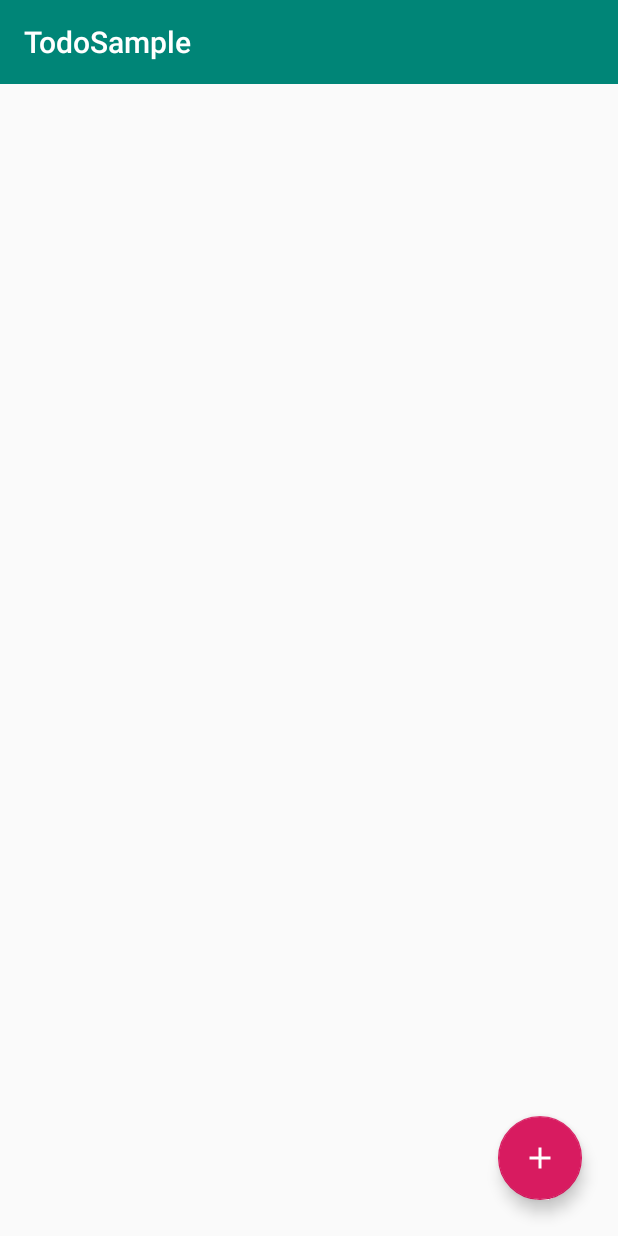
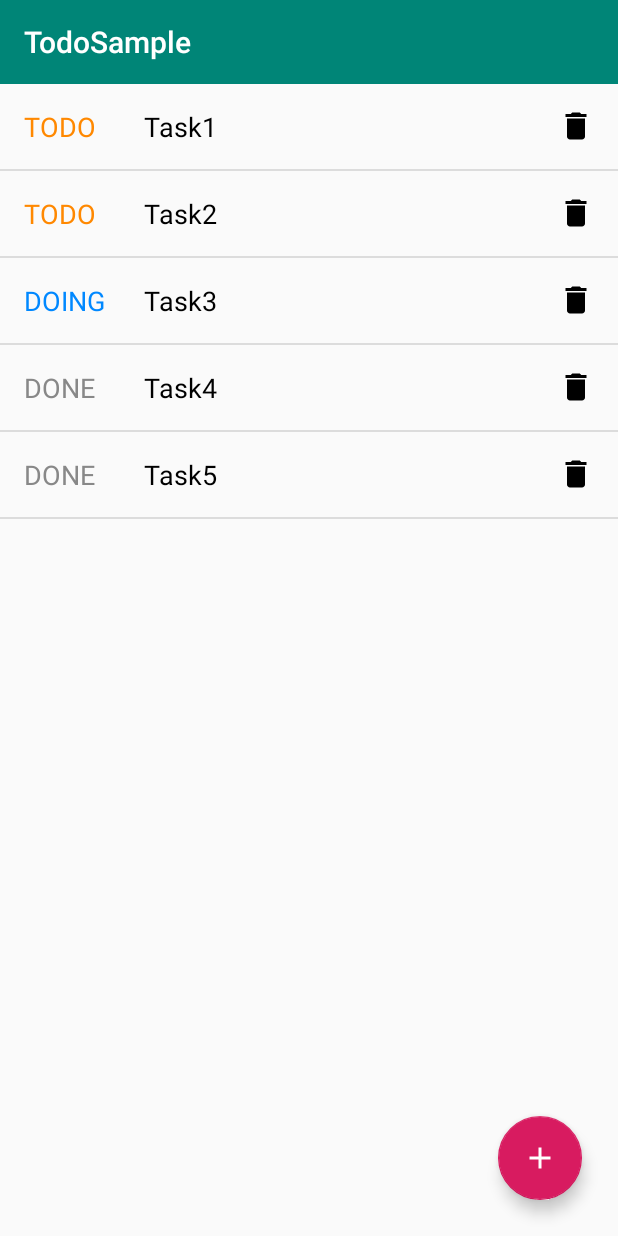
Before and after one commit to hirauchg/todo-sample, an Android app: the screen it shows after launch (MainActivity), on a phone screen of 412 x 824 dp. Run offline under Robolectric (Android 15) with nearby library versions, the phone set to English and light mode, and no system bars.

Commit message:
【Kotlin MVP】MVPアーキテクチャで、TODOアプリを作成する #2 ListViewの実装

```diff
--- a/app/src/main/java/com/hirauchi/todosample/MainFragment.kt
+++ b/app/src/main/java/com/hirauchi/todosample/MainFragment.kt
@@ -4,7 +4,10 @@ import android.os.Bundle
 import android.view.LayoutInflater
 import android.view.View
 import android.view.ViewGroup
+import android.widget.BaseAdapter
+import android.widget.TextView
 import android.widget.Toast
+import androidx.core.content.ContextCompat
 import androidx.fragment.app.Fragment
 import kotlinx.android.synthetic.main.fragment_main.*
 
@@ -24,5 +27,47 @@ class MainFragment : Fragment() {
         addTaskButton.setOnClickListener {
             Toast.makeText(activity, "Add Tapped", Toast.LENGTH_SHORT).show()
         }
+
+        // TODO ダミーデータ
+        val tasks = arrayListOf<Task>()
+        val task1 = Task(0, 0, "Task1")
+        val task2 = Task(1, 0, "Task2")
+        val task3 = Task(2, 1, "Task3")
+        val task4 = Task(3, 2, "Task4")
+        val task5 = Task(4, 2, "Task5")
+        tasks.add(task1)
+        tasks.add(task2)
+        tasks.add(task3)
+        tasks.add(task4)
+        tasks.add(task5)
+
+        listView.adapter = TasksAdapter(tasks)
+    }
+
+    private class TasksAdapter(private val tasks: List<Task>): BaseAdapter() {
+
+        private val stateTexts = listOf(R.string.todo, R.string.doing, R.string.done)
+        private val stateColors = listOf(R.color.todo, R.color.doing, R.color.done)
+
+        override fun getCount() = tasks.size
+
+        override fun getItem(i: Int) = tasks[i]
+
+        override fun getItemId(i: Int) = i.toLong()
+
+        override fun getView(i: Int, view: View?, viewGroup: ViewGroup): View {
+            val task = getItem(i)
+            val rowView = view ?: LayoutInflater.from(viewGroup.context).inflate(R.layout.task_item, viewGroup, false)
+
+            rowView.findViewById<TextView>(R.id.taskState).apply {
+                text = context.getString(stateTexts[task.state])
+                setTextColor(ContextCompat.getColor(context, stateColors[task.state]))
+            }
+
+            rowView.findViewById<TextView>(R.id.taskDescription).apply {
+                text = task.description
+            }
+            return rowView
+        }
     }
 }
--- /dev/null
+++ b/app/src/main/java/com/hirauchi/todosample/Task.kt
@@ -0,0 +1,7 @@
+package com.hirauchi.todosample
+
+data class Task(
+        val id: Int,
+        val state: Int,
+        val description: String
+)
--- /dev/null
+++ b/app/src/main/res/drawable/ic_delete.xml
@@ -0,0 +1,10 @@
+<vector xmlns:android="http://schemas.android.com/apk/res/android"
+    android:width="24dp"
+    android:height="24dp"
+    android:viewportWidth="24"
+    android:viewportHeight="24"
+    android:tint="@color/black">
+  <path
+      android:fillColor="@android:color/white"
+      android:pathData="M6,19c0,1.1 0.9,2 2,2h8c1.1,0 2,-0.9 2,-2V7H6v12zM19,4h-3.5l-1,-1h-5l-1,1H5v2h14V4z"/>
+</vector>
--- a/app/src/main/res/layout/fragment_main.xml
+++ b/app/src/main/res/layout/fragment_main.xml
@@ -3,6 +3,11 @@
     xmlns:android="http://schemas.android.com/apk/res/android"
     android:layout_width="match_parent"
     android:layout_height="match_parent">
+
+    <ListView
+        android:id="@+id/listView"
+        android:layout_width="match_parent"
+        android:layout_height="match_parent" />
 
     <com.google.android.material.floatingactionbutton.FloatingActionButton
             android:id="@+id/addTaskButton"
--- /dev/null
+++ b/app/src/main/res/layout/task_item.xml
@@ -0,0 +1,28 @@
+<?xml version="1.0" encoding="utf-8"?>
+<LinearLayout
+    xmlns:android="http://schemas.android.com/apk/res/android"
+    android:orientation="horizontal"
+    android:layout_width="match_parent"
+    android:layout_height="match_parent"
+    android:padding="16dp">
+
+    <TextView
+        android:id="@+id/taskState"
+        android:textSize="18sp"
+        android:layout_width="80dp"
+        android:layout_height="wrap_content" />
+
+    <TextView
+        android:id="@+id/taskDescription"
+        android:textSize="18sp"
+        android:textColor="@color/black"
+        android:layout_width="0dp"
+        android:layout_height="wrap_content"
+        android:layout_weight="1"/>
+
+    <ImageView
+        android:id="@+id/taskDeleteButton"
+        android:src="@drawable/ic_delete"
+        android:layout_width="wrap_content"
+        android:layout_height="wrap_content" />
+</LinearLayout>
--- a/app/src/main/res/values/colors.xml
+++ b/app/src/main/res/values/colors.xml
@@ -5,4 +5,10 @@
     <color name="colorAccent">#D81B60</color>
 
     <color name="white">#FFF</color>
+    <color name="black">#000</color>
+
+
+    <color name="todo">#F80</color>
+    <color name="doing">#08F</color>
+    <color name="done">#888</color>
 </resources>
--- a/app/src/main/res/values/strings.xml
+++ b/app/src/main/res/values/strings.xml
@@ -1,3 +1,9 @@
 <resources>
     <string name="app_name">TodoSample</string>
+
+
+    <string name="todo">TODO</string>
+    <string name="doing">DOING</string>
+    <string name="done">DONE</string>
+    <string name="delete">削除</string>
 </resources>
```
